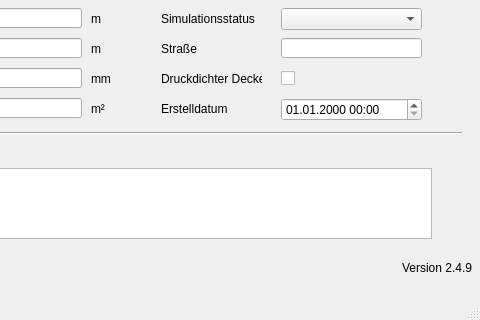
Old version of the form qkan/database/templates/schaechte.ui in the repository hoettges/QKan; both pictures show x 169 to 649 and y 112 to 432 of the 649 by 432 pixel window.
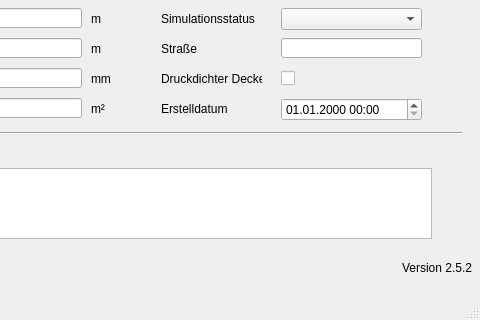
New version of the form. Custom widgets are drawn as their Qt base class.

The edit to the form file:
```diff
--- a/qkan/database/templates/schaechte.ui
+++ b/qkan/database/templates/schaechte.ui
@@ -452,7 +452,7 @@
      <string>Version QKan Import</string>
     </property>
     <property name="text">
-     <string>Version 2.4.9</string>
+     <string>Version 2.5.2</string>
     </property>
     <property name="alignment">
      <set>Qt::AlignRight|Qt::AlignTrailing|Qt::AlignVCenter</set>
```
